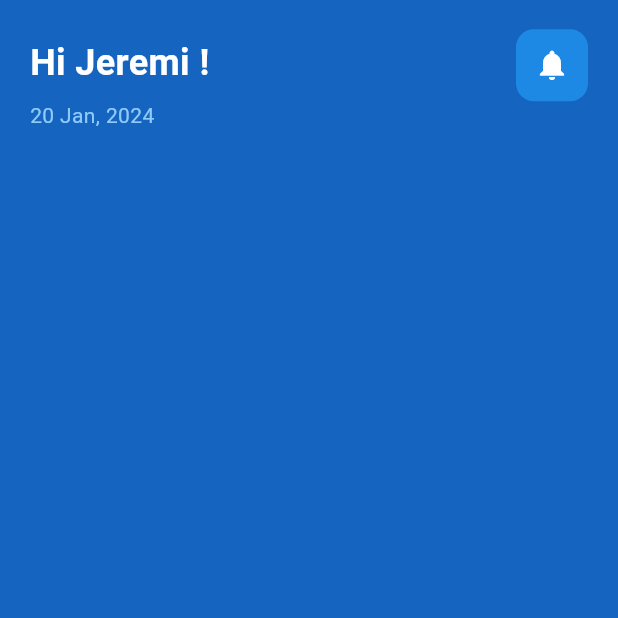
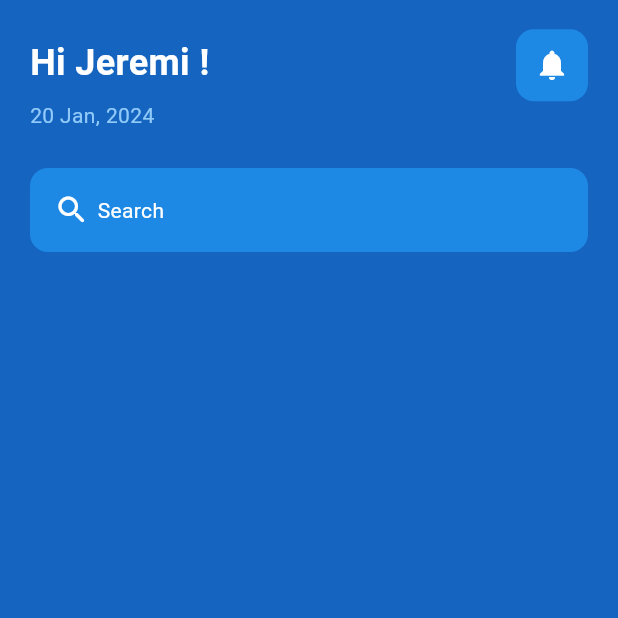
Before and after one commit to Jeremi-Koloma/mentalhealthapp, a Flutter app: the screen it shows after launch, on a phone screen of 412 x 824 dp, the top half of it. Run offline on Flutter 3.47's test engine with Material 3 defaults, Android fonts, the phone set to English and light mode, and no system bars.

Commit message:
Search bar OKAY

```diff
--- a/lib/pages/dashbord/dashbord_page.dart
+++ b/lib/pages/dashbord/dashbord_page.dart
@@ -15,6 +15,7 @@ class DashbordPage extends StatelessWidget {
               Row(
                 mainAxisAlignment: MainAxisAlignment.spaceBetween,
                 children: [
+                  // TEXT
                   Column(
                     crossAxisAlignment: CrossAxisAlignment.start,
                     children: [
@@ -36,6 +37,7 @@ class DashbordPage extends StatelessWidget {
                       ),
                     ],
                   ),
+                  // NOTIFICATION
                   Container(
                     padding: const EdgeInsets.all(12.0),
                     decoration: BoxDecoration(
@@ -49,6 +51,30 @@ class DashbordPage extends StatelessWidget {
                   ),
                 ],
               ),
+              const SizedBox(height: 25.0),
+              // SEARCH BAR
+              Container(
+                padding: const EdgeInsets.all(16.0),
+                decoration: BoxDecoration(
+                  color: Colors.blue[600],
+                  borderRadius: BorderRadius.circular(12.0),
+                ),
+                child: const Row(
+                  children: [
+                    Icon(
+                      Icons.search_rounded,
+                      color: Colors.white,
+                    ),
+                    SizedBox(width: 5.0),
+                    Text(
+                      'Search',
+                      style: TextStyle(
+                        color: Colors.white,
+                      ),
+                    ),
+                  ],
+                ),
+              ),
             ],
           ),
         ),
```
